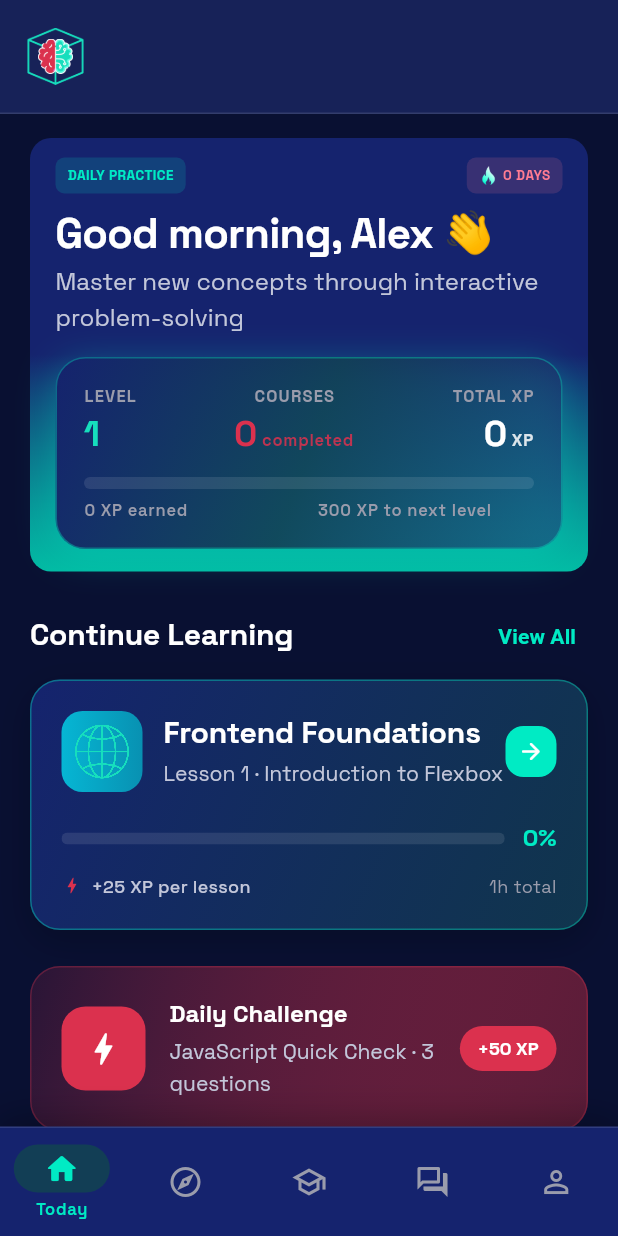
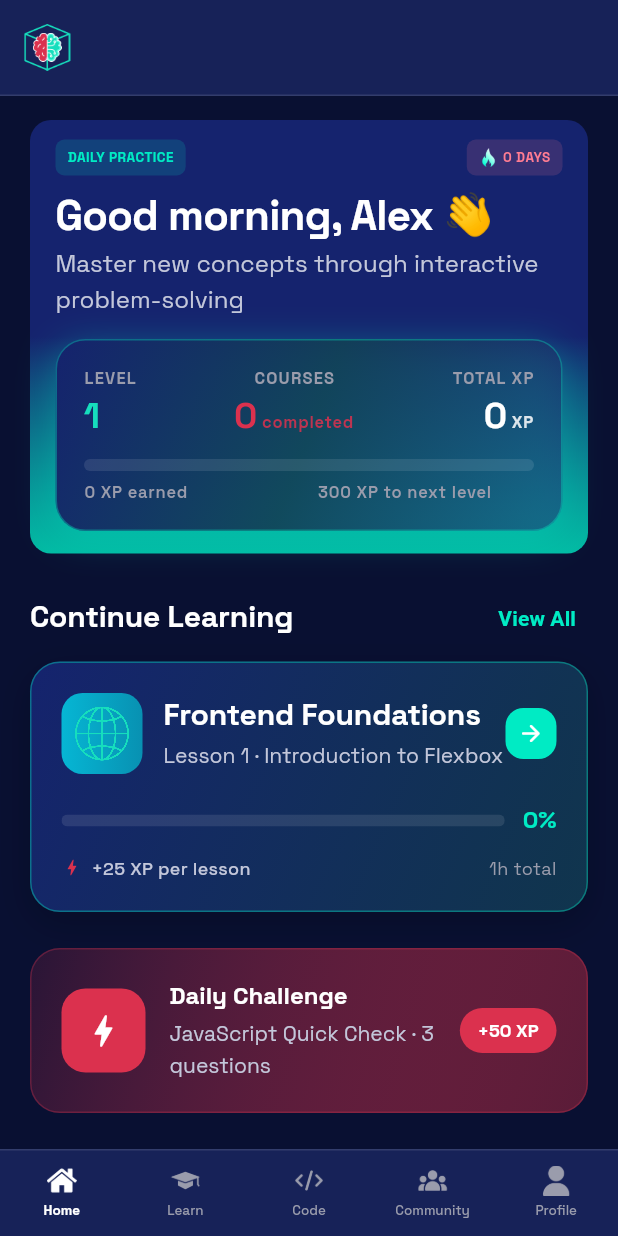
Before and after one commit to Nicookie19/BrainBox_MobileApp, a Flutter app: the screen it shows after launch, on a phone screen of 412 x 824 dp. Run offline on Flutter 3.47's test engine with Material 3 defaults, Android fonts, the light colour scheme and no system bars; drawn by our look-alikes of flutter_animate; our stand-ins replace go_router, shared_preferences, sqflite; accounts and stored records are empty.

Commit message:
Align navigation and lessons with prototype

```diff
--- a/lib/presentation/screens/lesson_screen.dart
+++ b/lib/presentation/screens/lesson_screen.dart
@@ -9,6 +9,7 @@ import 'package:brainbox/data/repositories/course_repository.dart';
 import 'package:brainbox/data/services/storage_service.dart';
 import 'package:brainbox/data/models/course_models.dart';
 import 'package:brainbox/core/constants/app_colors.dart';
+import 'package:brainbox/presentation/widgets/brand_mark.dart';
 
 class LessonScreen extends StatefulWidget {
   final String courseId;
@@ -295,7 +296,23 @@ class _LessonScreenState extends State<LessonScreen>
           '${widget.courseId}:${lesson.id}',
         );
 
-    return Padding(
+    return Column(
+      children: [
+        Container(
+          height: 34,
+          width: double.infinity,
+          padding: const EdgeInsets.symmetric(horizontal: 16),
+          alignment: Alignment.centerLeft,
+          decoration: const BoxDecoration(
+            gradient: LinearGradient(
+              colors: [AppColors.accentPrimary, AppColors.bgSecondary],
+              begin: Alignment.topCenter,
+              end: Alignment.bottomCenter,
+            ),
+          ),
+          child: const BrandMark(size: 23),
+        ),
+        Padding(
           padding: const EdgeInsets.fromLTRB(16, 8, 16, 8),
           child: Row(
             children: [
@@ -337,6 +354,8 @@ class _LessonScreenState extends State<LessonScreen>
               ),
             ],
           ),
+        ),
+      ],
     );
   }
 
@@ -350,15 +369,15 @@ class _LessonScreenState extends State<LessonScreen>
             LinearProgressIndicator(
               value: _courseProgress * _progressController.value,
               minHeight: 4,
-              backgroundColor: AppColors.bgTertiary,
-              color: AppColors.accentSecondary,
+              backgroundColor: Colors.white.withValues(alpha: 0.18),
+              color: AppColors.accentPrimary,
             ),
             const SizedBox(height: 8),
             // Lesson progress
             LinearProgressIndicator(
               value: _lessonProgress * _progressController.value,
               minHeight: 3,
-              backgroundColor: AppColors.bgTertiary,
+              backgroundColor: Colors.white.withValues(alpha: 0.18),
               color: AppColors.accentPrimary,
             ),
           ],
--- a/lib/presentation/widgets/app_shell.dart
+++ b/lib/presentation/widgets/app_shell.dart
@@ -1,80 +1,47 @@
 import 'package:flutter/material.dart';
-import 'package:flutter_animate/flutter_animate.dart';
-import 'package:provider/provider.dart';
 import 'package:go_router/go_router.dart';
-import 'package:brainbox/presentation/providers/app_provider.dart';
 import 'package:brainbox/core/constants/app_colors.dart';
 import 'package:brainbox/presentation/widgets/brand_mark.dart';
 
-class AppShell extends StatefulWidget {
+class AppShell extends StatelessWidget {
+  const AppShell({required this.child, super.key});
+
   final Widget child;
-
-  const AppShell({super.key, required this.child});
-
-  @override
-  State<AppShell> createState() => _AppShellState();
-}
-
-class _AppShellState extends State<AppShell> with TickerProviderStateMixin {
-  late AnimationController _navController;
 
   static const _routes = ['/', '/explore', '/learn', '/community', '/profile'];
 
-  static const List<NavigationDestination> _destinations = [
-    NavigationDestination(
-      icon: Icon(Icons.home_outlined),
-      selectedIcon: Icon(Icons.home_rounded),
-      label: 'Today',
+  static const _items = [
+    _NavItem('Home', 'assets/ui/nav_home.png', 'assets/ui/nav_home_active.png'),
+    _NavItem(
+      'Learn',
+      'assets/ui/nav_learn.png',
+      'assets/ui/nav_learn_active.png',
     ),
-    NavigationDestination(
-      icon: Icon(Icons.explore_outlined),
-      selectedIcon: Icon(Icons.explore_rounded),
-      label: 'Explore',
+    _NavItem('Code', 'assets/ui/nav_code.png', 'assets/ui/nav_code.png'),
+    _NavItem(
+      'Community',
+      'assets/ui/nav_community.png',
+      'assets/ui/nav_community.png',
     ),
-    NavigationDestination(
-      icon: Icon(Icons.school_outlined),
-      selectedIcon: Icon(Icons.school_rounded),
-      label: 'Learn',
-    ),
-    NavigationDestination(
-      icon: Icon(Icons.forum_outlined),
-      selectedIcon: Icon(Icons.forum_rounded),
-      label: 'Community',
-    ),
-    NavigationDestination(
-      icon: Icon(Icons.person_outline),
-      selectedIcon: Icon(Icons.person_rounded),
-      label: 'Profile',
+    _NavItem(
+      'Profile',
+      'assets/ui/nav_profile.png',
+      'assets/ui/nav_profile.png',
     ),
   ];
-
-  @override
-  void initState() {
-    super.initState();
-    _navController = AnimationController(
-      duration: const Duration(milliseconds: 300),
-      vsync: this,
-    );
-  }
-
-  @override
-  void dispose() {
-    _navController.dispose();
-    super.dispose();
-  }
 
   @override
   Widget build(BuildContext context) {
     final currentPath = GoRouterState.of(context).uri.path;
     final selectedIndex = _routes.indexWhere((route) => currentPath == route);
-    return Consumer<AppProvider>(
-      builder: (context, provider, _) => Scaffold(
+    final activeIndex = selectedIndex == -1 ? 0 : selectedIndex;
+    return Scaffold(
       body: Column(
         children: [
           Container(
-              height: 76,
+            height: 64,
             width: double.infinity,
-              padding: const EdgeInsets.symmetric(horizontal: 18),
+            padding: const EdgeInsets.symmetric(horizontal: 16),
             alignment: Alignment.centerLeft,
             decoration: const BoxDecoration(
               color: AppColors.bgSecondary,
@@ -82,47 +49,71 @@ class _AppShellState extends State<AppShell> with TickerProviderStateMixin {
                 bottom: BorderSide(color: AppColors.borderDefault),
               ),
             ),
-              child: const BrandMark(size: 38),
+            child: const BrandMark(size: 31),
           ),
-            Expanded(child: widget.child),
+          Expanded(child: child),
         ],
       ),
-        bottomNavigationBar: Container(
-          decoration: BoxDecoration(
-            color: AppColors.bgCard,
+      bottomNavigationBar: SafeArea(
+        top: false,
+        child: Container(
+          height: 58,
+          decoration: const BoxDecoration(
+            color: AppColors.bgSecondary,
             border: Border(top: BorderSide(color: AppColors.borderDefault)),
-            boxShadow: [
-              BoxShadow(
-                color: Colors.black.withValues(alpha: 0.3),
-                blurRadius: 20,
-                offset: const Offset(0, -4),
+          ),
+          child: Row(
+            children: List.generate(_items.length, (index) {
+              final item = _items[index];
+              final selected = index == activeIndex;
+              return Expanded(
+                child: Semantics(
+                  button: true,
+                  selected: selected,
+                  label: item.label,
+                  child: InkWell(
+                    onTap: () => context.go(_routes[index]),
+                    child: Column(
+                      mainAxisAlignment: MainAxisAlignment.center,
+                      children: [
+                        SizedBox.square(
+                          dimension: 20,
+                          child: Image.asset(
+                            selected ? item.activeAsset : item.asset,
+                            fit: BoxFit.contain,
+                          ),
+                        ),
+                        const SizedBox(height: 3),
+                        Text(
+                          item.label,
+                          overflow: TextOverflow.ellipsis,
+                          style: TextStyle(
+                            color: selected
+                                ? AppColors.textPrimary
+                                : AppColors.textMuted,
+                            fontSize: 9,
+                            fontWeight: selected
+                                ? FontWeight.w700
+                                : FontWeight.w500,
+                          ),
                         ),
                       ],
                     ),
-          child: SafeArea(
-            top: false,
-            child:
-                NavigationBar(
-                      selectedIndex: selectedIndex == -1 ? 0 : selectedIndex,
-                      onDestinationSelected: (index) {
-                        _navController.forward(from: 0);
-                        context.go(_routes[index]);
-                      },
-                      height: 72,
-                      backgroundColor: Colors.transparent,
-                      surfaceTintColor: Colors.transparent,
-                      indicatorColor: AppColors.accentPrimarySoft,
-                      labelBehavior:
-                          NavigationDestinationLabelBehavior.onlyShowSelected,
-                      animationDuration: const Duration(milliseconds: 300),
-                      destinations: _destinations,
-                    )
-                    .animate(controller: _navController)
-                    .fadeIn(duration: 300.ms)
-                    .slideY(begin: 1, end: 0),
+                  ),
+                ),
+              );
+            }),
           ),
         ),
       ),
     );
   }
 }
+
+class _NavItem {
+  const _NavItem(this.label, this.asset, this.activeAsset);
+
+  final String label;
+  final String asset;
+  final String activeAsset;
+}
```
Also changed, not shown: 1 other file. Lines whose indentation alone changed are shown as unchanged.
